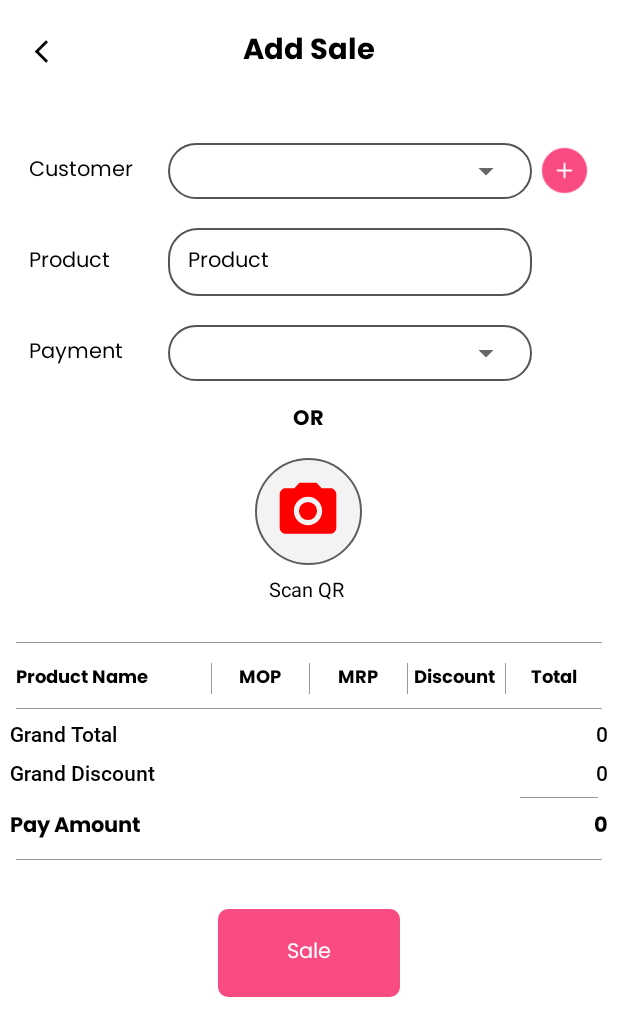
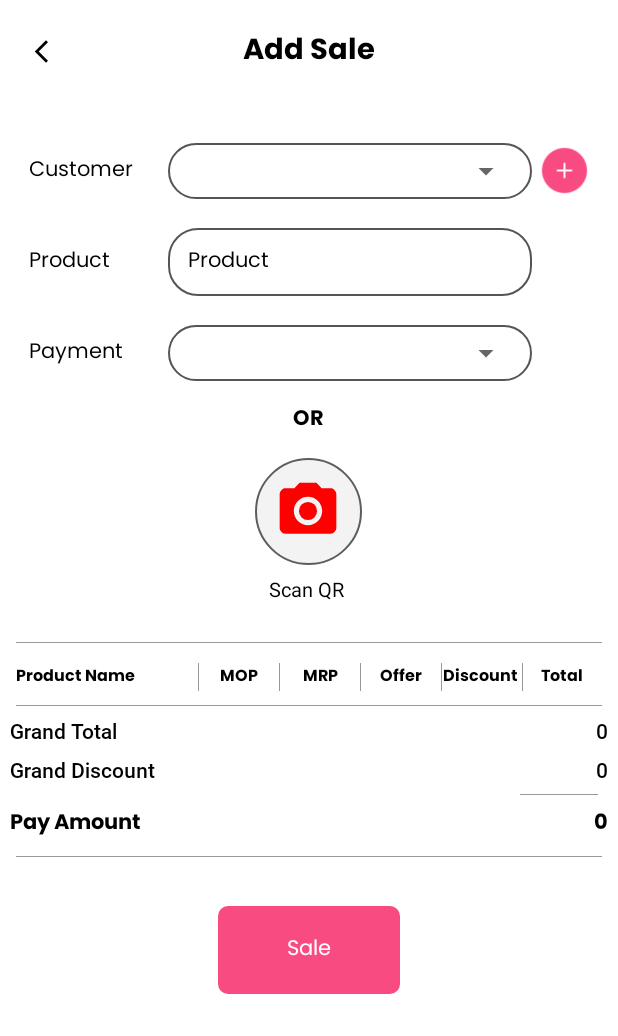
Before and after one commit to amanad26/CEA_India, an Android app: the AddSaleActivity screen opened directly, with no data from a screen before it, on a phone screen of 412 x 824 dp. Shown: the top 1036 px of the screen. Run offline under Robolectric (Android 15) with nearby library versions, the phone set to English and light mode, and no system bars; our stand-ins replace CircleImageView, sdp/ssp sizes; libraries missing offline, so code that uses them is left out: com.androidnetworking, com.androidnetworking.error, com.androidnetworking.interfaces, com.deishelon.roundedbottomsheet, com.developer.kalert and 2 more; plain views replace MaterialSpinner; 1 statement that could not run was skipped.

Commit message:
CEA Fixed bugs

```diff
--- a/app/src/main/java/com/example/cea/Apis/ApiInterface.java
+++ b/app/src/main/java/com/example/cea/Apis/ApiInterface.java
@@ -76,6 +76,7 @@ import com.example.cea.co_oridinator.Models.AddCustomerModel;
 import com.example.cea.co_oridinator.Models.AddFollowUpModel;
 import com.example.cea.co_oridinator.Models.AddSaleModel;
 import com.example.cea.co_oridinator.Models.AddWallkingCustomerModel;
+import com.example.cea.co_oridinator.Models.AppLockModel;
 import com.example.cea.co_oridinator.Models.Co_LoginModel;
 import com.example.cea.co_oridinator.Models.CommisionModel;
 import com.example.cea.co_oridinator.Models.GetWallkingModel;
@@ -515,4 +516,11 @@ public interface ApiInterface {
     @POST(firmWiseInvoice)
     Call<InvoiceListModel> getFirmInvoice(@Field("sale_id") String sale_id);
 
+
+    @FormUrlEncoded
+    @POST("app_block.php")
+    Call<AppLockModel> checkApp(@Field("id") String id);
+
+
+
 }
--- a/app/src/main/java/com/example/cea/Apis/BaseUrls.java
+++ b/app/src/main/java/com/example/cea/Apis/BaseUrls.java
@@ -1,6 +1,7 @@
 package com.example.cea.Apis;
 
 public class BaseUrls {
+    public  static  String APPID = "8" ;
     public static final String RazorPayKey = "rzp_test_W7bnxjP4xqCYzS";
 
     public static final String URL = "https://ceaindiahub.in/test/webservice/api/";
--- a/app/src/main/res/layout/activity_add_sale.xml
+++ b/app/src/main/res/layout/activity_add_sale.xml
@@ -574,7 +574,7 @@
                 android:gravity="start"
                 android:text="Product Name"
                 android:textColor="@color/black"
-                android:textSize="@dimen/_9sdp" />
+                android:textSize="@dimen/_8sdp" />
 
             <View
                 android:layout_width=".5dp"
@@ -591,7 +591,7 @@
                 android:gravity="center"
                 android:text="MOP"
                 android:textColor="@color/black"
-                android:textSize="@dimen/_9sdp" />
+                android:textSize="@dimen/_8sdp" />
 
             <View
                 android:layout_width=".5dp"
@@ -607,7 +607,23 @@
                 android:gravity="center"
                 android:text="MRP"
                 android:textColor="@color/black"
-                android:textSize="@dimen/_9sdp" />
+                android:textSize="@dimen/_8sdp" />
+
+            <View
+                android:layout_width=".5dp"
+                android:layout_height="match_parent"
+                android:background="@color/view_color" />
+
+            <TextView
+                android:layout_width="match_parent"
+                android:layout_height="wrap_content"
+                android:layout_gravity="center"
+                android:layout_weight="1"
+                android:fontFamily="@font/poppins_bold"
+                android:gravity="center"
+                android:text="Offer"
+                android:textColor="@color/black"
+                android:textSize="@dimen/_8sdp" />
 
             <View
                 android:layout_width=".5dp"
@@ -623,7 +639,7 @@
                 android:gravity="center"
                 android:text="Discount "
                 android:textColor="@color/black"
-                android:textSize="@dimen/_9sdp" />
+                android:textSize="@dimen/_8sdp" />
 
             <View
                 android:layout_width=".5dp"
@@ -639,7 +655,7 @@
                 android:gravity="center"
                 android:text="Total"
                 android:textColor="@color/black"
-                android:textSize="@dimen/_9sdp" />
+                android:textSize="@dimen/_8sdp" />
 
         </LinearLayout>
 
```
Also changed, not shown: app/src/main/java/com/example/cea/Activities/SplashActivity.java (+34 -5 lines), app/src/main/java/com/example/cea/Apis/RetrofitClient.java (+28 -0 lines), app/src/main/java/com/example/cea/co_oridinator/Activities/AddSaleActivity.java (+12 -3 lines), app/src/main/java/com/example/cea/co_oridinator/Adapters/SakeProductAdapterMain.java (+9 -1 lines), app/src/main/java/com/example/cea/co_oridinator/Models/AppLockModel.java (added, +33 -0 lines), app/src/main/java/com/example/cea/co_oridinator/Models/ProductModelCo.java (+12 -0 lines), app/src/main/res/layout/sale_product_layout.xml (+18 -0 lines).
